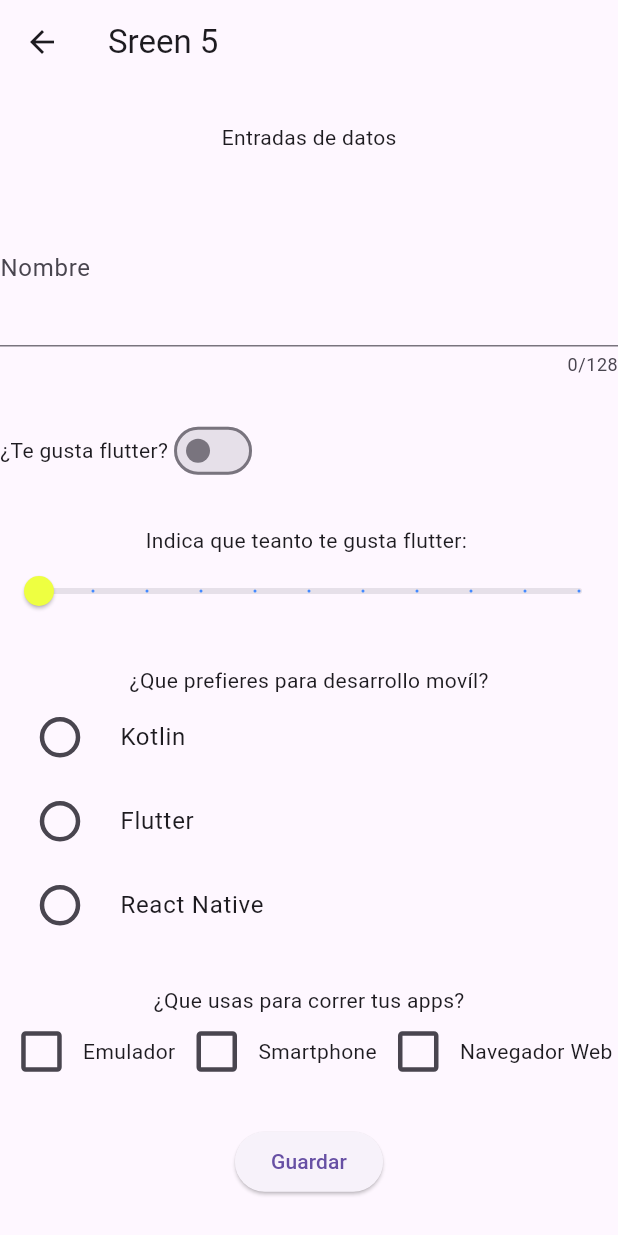
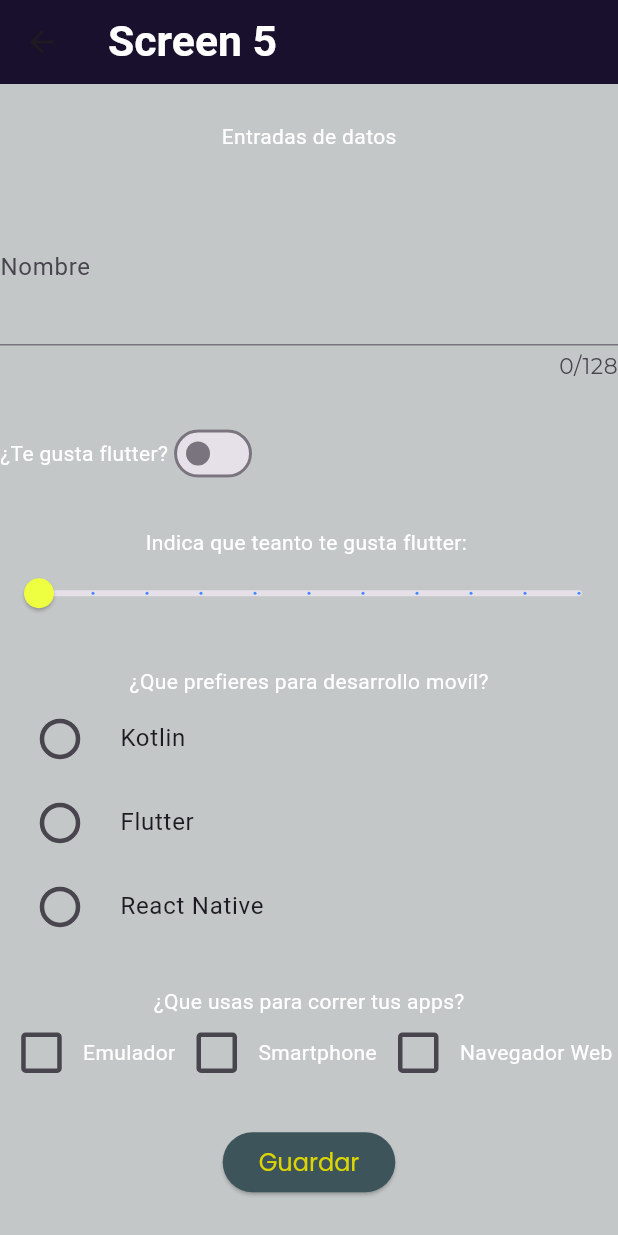
Before and after one commit to JulioCesar10-git/elemento4a26, a Flutter app: the screen it shows after launch, after a tap on "Elemetos de entrada", on a phone screen of 412 x 824 dp. Run offline on Flutter 3.47's test engine with Material 3 defaults, Android fonts, the phone set to English and light mode, and no system bars; our stand-ins replace google_fonts.

Commit message:
Tema de la app

```diff
--- a/lib/main.dart
+++ b/lib/main.dart
@@ -1,5 +1,6 @@
 import 'package:appmovil1/screens/screen1.dart';
 import 'package:flutter/material.dart';
+import 'package:appmovil1/theme/app_theme.dart';
 
 void main() {
   runApp(const MainApp());
@@ -10,7 +11,8 @@ class MainApp extends StatelessWidget {
 
   @override
   Widget build(BuildContext context) {
-    return const MaterialApp(
+    return MaterialApp(
+      theme: AppTheme.lightTheme,
       debugShowCheckedModeBanner: false,
       title: 'Proyecto 1',
       home: Screen1(),
--- a/lib/screens/screen1.dart
+++ b/lib/screens/screen1.dart
@@ -3,6 +3,7 @@ import 'package:appmovil1/screens/screen3.dart';
 import 'package:appmovil1/screens/screen4.dart';
 import 'package:appmovil1/screens/screen5.dart';
 import 'package:flutter/material.dart';
+import 'package:appmovil1/theme/app_theme.dart';
 
 class Screen1 extends StatelessWidget {
   const Screen1({super.key});
@@ -10,10 +11,7 @@ class Screen1 extends StatelessWidget {
   @override
   Widget build(BuildContext context) {
     return Scaffold(
-      appBar: AppBar(
-        title: const Text('Pantalla 1', style: TextStyle(color: Colors.white)),
-        backgroundColor: Colors.purple,
-      ),
+      appBar: AppBar(title: const Text('Pantalla 1')),
       body: Container(
         color: Colors.blue,
         child: Center(
@@ -22,7 +20,7 @@ class Screen1 extends StatelessWidget {
             children: <Widget>[
               Text(
                 'Seleciona una opcion:',
-                style: TextStyle(fontSize: 24, fontWeight: FontWeight.bold),
+                style: AppTheme.lightTheme.textTheme.headlineLarge,
               ),
               SizedBox(height: 20),
               boton('Ejemplo de Rows', Colors.purple, context, Screen2()),
--- a/lib/screens/screen5.dart
+++ b/lib/screens/screen5.dart
@@ -21,7 +21,7 @@ class _Screen5State extends State<Screen5> {
   @override
   Widget build(BuildContext context) {
     return Scaffold(
-      appBar: AppBar(title: Text('Sreen 5')),
+      appBar: AppBar(title: Text('Screen 5')),
       body: Column(
         mainAxisAlignment: MainAxisAlignment.spaceEvenly,
         children: [
--- a/lib/theme/app_theme.dart
+++ b/lib/theme/app_theme.dart
@@ -1,18 +1,44 @@
 // El tema define colores, estilos y fuentes para la app
 // Constante de tema
 
-/* import 'package:flutter/material.dart';
+import 'package:flutter/material.dart';
+import 'package:google_fonts/google_fonts.dart';
 
-class Apptheme {
+class AppTheme {
+  // Definicio de colores para el tema claro
+  static const primaryColor = Color.fromARGB(255, 60, 84, 90);
+  static const secundaryColor = Color.fromARGB(255, 88, 87, 90);
+  static const backColor = Color.fromARGB(237, 221, 224, 225);
+  static const accentColor = Color.fromARGB(255, 220, 213, 3);
+
   static final ThemeData lightTheme = ThemeData.light().copyWith(
     scaffoldBackgroundColor: const Color.fromARGB(255, 196, 199, 199),
     appBarTheme: AppBarTheme(
-      color: Color.fromARGB(249, 20, 12, 40),
-      titleTextStyle: GoogleFonts.lato(
+      backgroundColor: Color.fromARGB(249, 20, 12, 40),
+      titleTextStyle: GoogleFonts.poetsenOne(
         color: Colors.white,
         fontSize: 28.5,
-        FontWeight(12),
+        fontWeight: FontWeight.bold,
       ),
     ),
+
+    elevatedButtonTheme: ElevatedButtonThemeData(
+      style: ButtonStyle(
+        backgroundColor: WidgetStateProperty.all(primaryColor),
+        foregroundColor: WidgetStateProperty.all(accentColor),
+        textStyle: WidgetStateProperty.all(GoogleFonts.poppins(fontSize: 16.0)),
+      ),
+    ),
+
+    textTheme: TextTheme(
+      headlineLarge: GoogleFonts.getFont(
+        'Nothing You Could Do',
+        color: primaryColor,
+        fontSize: 26.5,
+        fontWeight: FontWeight.w500,
+      ),
+      //  Estilo de texto para texto pequeño
+      bodySmall: GoogleFonts.montserrat(color: secundaryColor, fontSize: 14.5),
+    ),
   );
-} */
+}
--- a/pubspec.yaml
+++ b/pubspec.yaml
@@ -10,7 +10,9 @@ dependencies:
   flutter:
     sdk: flutter
   flutter_application_1: ^0.0.2
+  google_fonts: ^9.0.0
 
+  material_ui: any
 dev_dependencies:
   flutter_test:
     sdk: flutter
```
Also changed, not shown: pubspec.lock, 2 other files.
